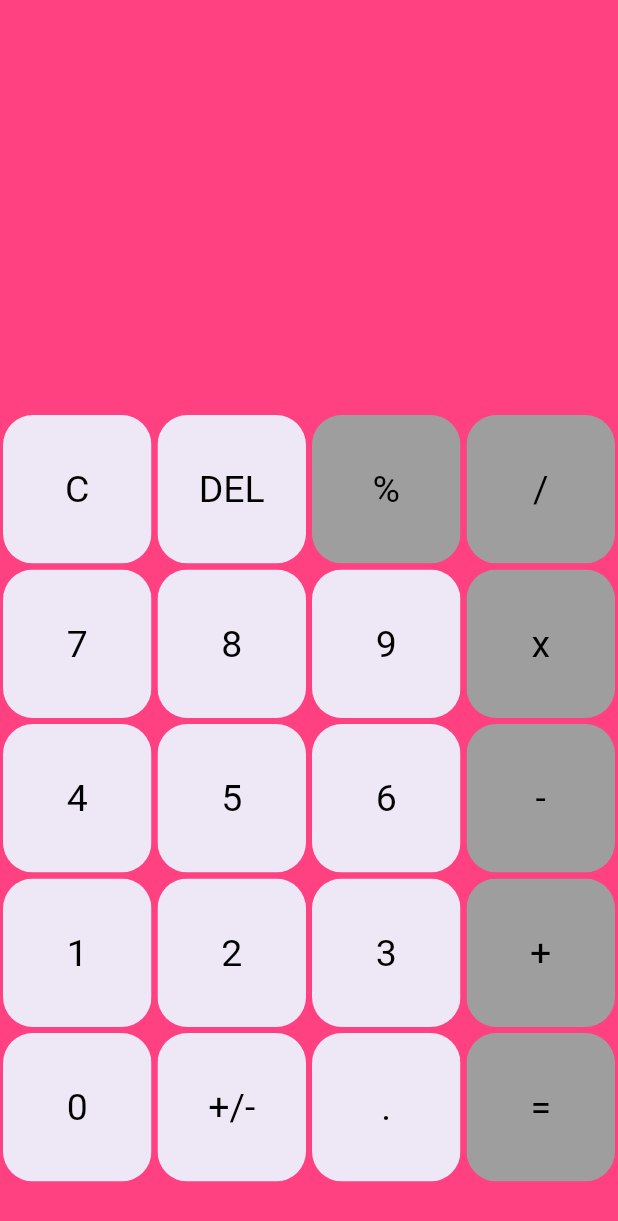
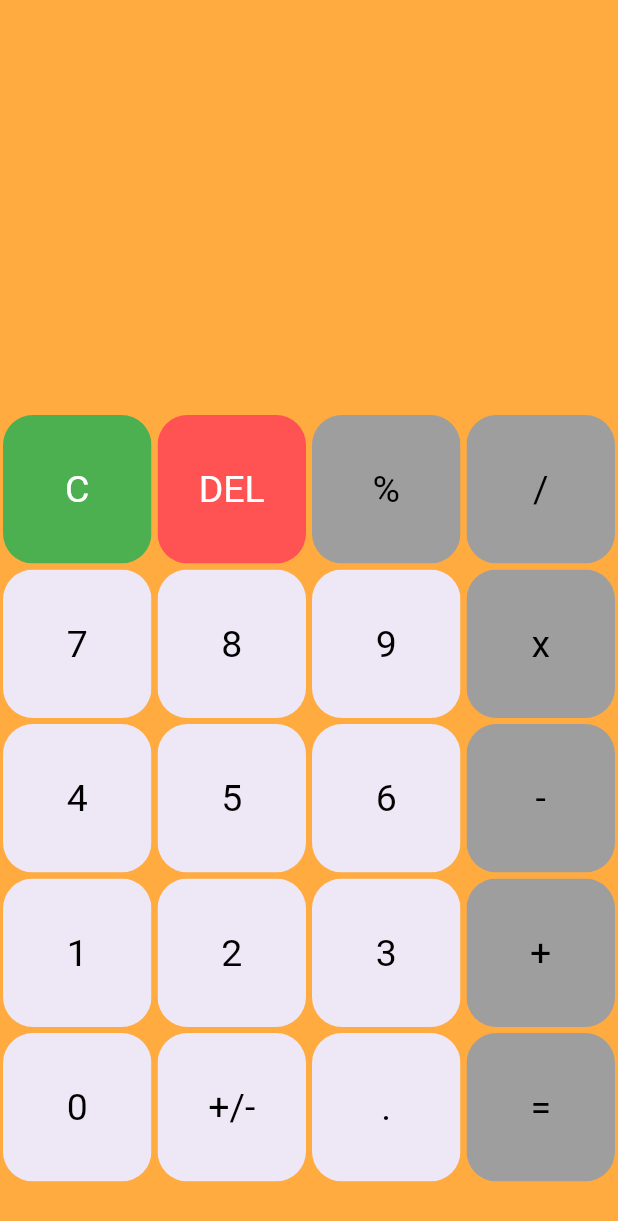
Before and after one commit to aayushkoirala/calculator, a Flutter app: the screen it shows after launch, on a phone screen of 412 x 824 dp. Shown: the top 1221 px of the screen. Run offline on Flutter 3.47's test engine with Material 2 defaults, Android fonts, the phone set to English and light mode, and no system bars.

```diff
--- a/lib/main.dart
+++ b/lib/main.dart
@@ -51,7 +51,7 @@ class _HomePageState extends State<HomePage> {
   @override
   Widget build(BuildContext context) {
     return Scaffold(
-      backgroundColor: Colors.pinkAccent,
+      backgroundColor: Colors.orangeAccent,
       body: Column(
         children: <Widget>[
           Expanded(
@@ -67,7 +67,7 @@ class _HomePageState extends State<HomePage> {
                     alignment: Alignment.centerLeft,
                     child: Text(
                       userInput,
-                      style: TextStyle(fontSize: 50),
+                      style: TextStyle(fontSize: 25),
                     ),
                   ),
                   Container(
@@ -90,8 +90,30 @@ class _HomePageState extends State<HomePage> {
                   gridDelegate: SliverGridDelegateWithFixedCrossAxisCount(
                       crossAxisCount: 4),
                   itemBuilder: (BuildContext context, int index) {
+                    if (index == 0) {
                       return MyButton(
-
+                        buttonTap: () {
+                          setState(() {
+                            userInput = '';
+                          });
+                        },
+                        buttonText: buttons[index],
+                        color: Colors.green,
+                        textColor: Colors.white,
+                      );
+                    } else if (index == 1) {
+                      return MyButton(
+                        buttonText: buttons[index],
+                        color: Colors.redAccent,
+                        textColor: Colors.white,
+                      );
+                    } else {
+                      return MyButton(
+                        buttonTap: () {
+                          setState(() {
+                            userInput += buttons[index];
+                          });
+                        },
                         buttonText: buttons[index],
                         color: isOperator(buttons[index])
                             ? Colors.grey
@@ -100,6 +122,7 @@ class _HomePageState extends State<HomePage> {
                             ? Colors.black
                             : Colors.black,
                       );
+                    }
                   }),
             ),
           ),
```
Lines whose indentation alone changed are shown as unchanged.
